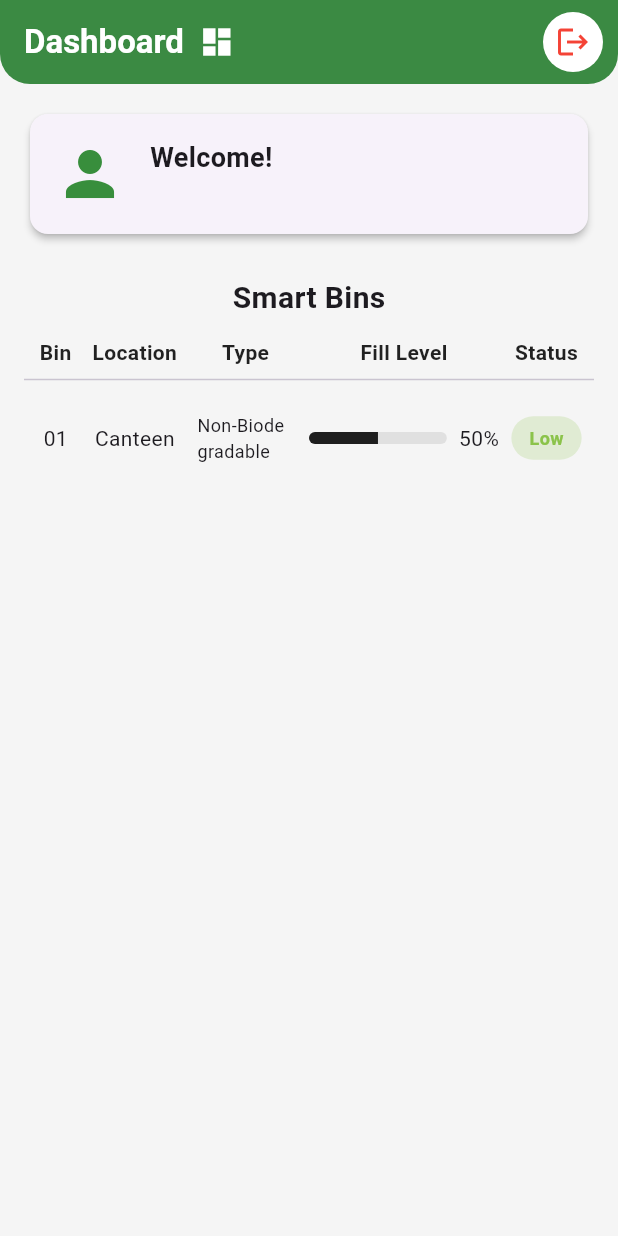
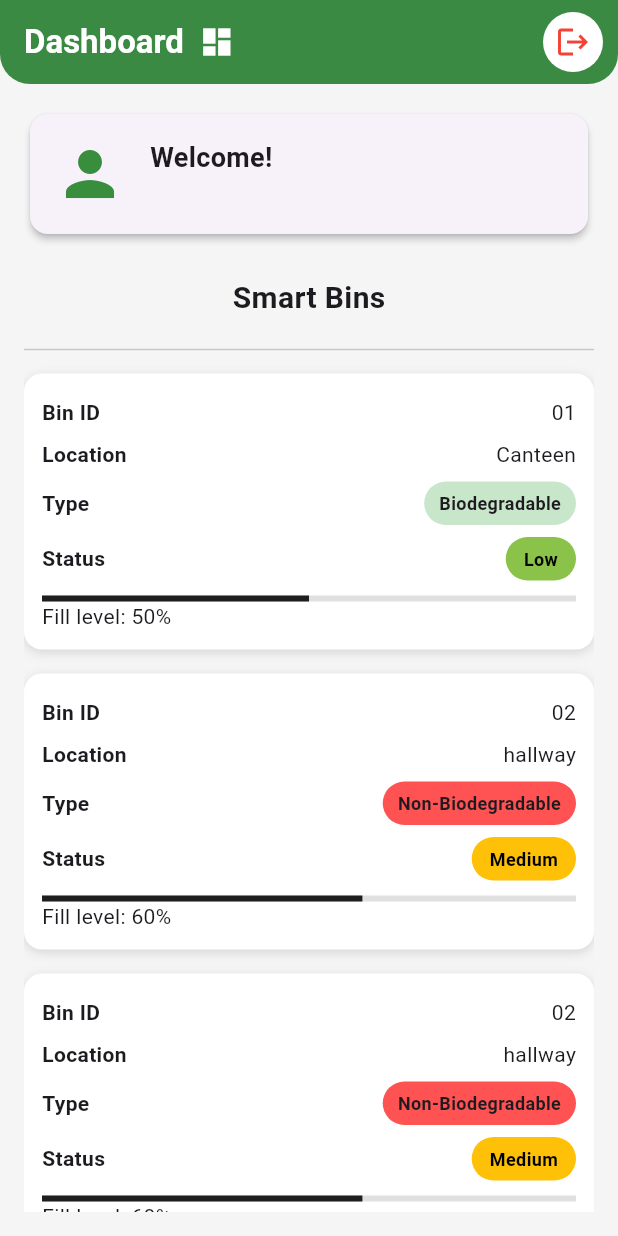
Before and after one commit to Kmontajas/Front-end-G6, a Flutter app: the screen it shows once a user with an empty profile is signed in, on a phone screen of 412 x 824 dp. Run offline on Flutter 3.47's test engine with Material 3 defaults, Android fonts, the phone set to English and light mode, and no system bars; our stand-ins replace firebase_auth, firebase_core; accounts and stored records are empty.

Commit message:
added responsive table

```diff
--- a/lib/components/bins/bin_status.dart
+++ b/lib/components/bins/bin_status.dart
@@ -11,13 +11,13 @@ class StatusTag extends StatelessWidget {
     return Container(
       padding: const EdgeInsets.symmetric(horizontal: 12, vertical: 6),
       decoration: BoxDecoration(
-        color: color.withOpacity(0.2),
+        color: color,
         borderRadius: BorderRadius.circular(20),
       ),
       child: Text(
         label,
         style: TextStyle(
-          color: color,
+          color: Colors.black,
           fontWeight: FontWeight.bold,
           fontSize: 12,
         ),
--- a/lib/components/bins/bin_type.dart
+++ b/lib/components/bins/bin_type.dart
@@ -12,7 +12,7 @@ class BinTypeTag extends StatelessWidget {
       case "Recyclable":
         return Colors.blue.shade100;
       case "Non-Biodegradable":
-        return Colors.grey.shade100;
+        return Colors.redAccent;
       default:
         return Colors.grey.shade200;
     }
@@ -26,7 +26,7 @@ class BinTypeTag extends StatelessWidget {
         color: getTypeCOlor(),
         borderRadius: BorderRadius.circular(20),
       ),
-      child: Text(type, style: const TextStyle(fontSize: 12)),
+      child: Text(type, style: const TextStyle(fontSize: 12, fontWeight: FontWeight.bold)),
     );
   }
 }
--- a/lib/components/bins/bins_row.dart
+++ b/lib/components/bins/bins_row.dart
@@ -37,14 +37,21 @@ class BinRow extends StatelessWidget {
 
   @override
   Widget build(BuildContext context) {
+    final width = MediaQuery.of(context).size.width;
+    final isMobile = width < 700;
+
     return InkWell(
-      // onTap: () {}, // navigation
+      // onTap: () {}, // navigation if needed
       child: Padding(
-        padding: const EdgeInsets.symmetric(vertical: 8),
-        child: Row(
+        padding: const EdgeInsetsGeometry.symmetric(vertical: 8),
+        child: isMobile ? _buildMobileLayout() : _buildDesktopLayout(),
+      ),
+    );
+  }
+
+  Widget _buildDesktopLayout() {
+    return Row(
       crossAxisAlignment: CrossAxisAlignment.center,
-          mainAxisAlignment: MainAxisAlignment.spaceEvenly,
-
       children: [
         Expanded(flex: 2, child: Center(child: Text(binId))),
         Expanded(flex: 3, child: Center(child: Text(location))),
@@ -81,7 +88,63 @@ class BinRow extends StatelessWidget {
           ),
         ),
       ],
+    );
+  }
+
+  Widget _buildMobileLayout() {
+    return Container(
+      padding: const EdgeInsets.all(12),
+      decoration: BoxDecoration(
+        color: Colors.white,
+        borderRadius: BorderRadius.circular(12),
+        boxShadow: [
+          BoxShadow(blurRadius: 5, color: Colors.black12, offset: Offset(0, 2)),
+        ],
       ),
+      child: Column(
+        crossAxisAlignment: CrossAxisAlignment.start,
+        children: [
+          _rowLabelValue("Bin ID", binId),
+          _rowLabelValue("Location", location),
+          _rowLabelWidget("Type", BinTypeTag(type: type)),
+          _rowLabelWidget(
+            "Status",
+            StatusTag(label: status, color: getStatusColor()),
+          ),
+          const SizedBox(height: 6),
+          LinearProgressIndicator(
+            value: fillLevel / 100,
+            backgroundColor: Colors.grey.shade300,
+            valueColor: AlwaysStoppedAnimation(Colors.black87),
+          ),
+          Text("Fill level: $fillLevel%"),
+        ],
+      ),
+    );
+  }
+
+  Widget _rowLabelValue(String label, String value) {
+    return Padding(
+      padding: const EdgeInsetsGeometry.symmetric(vertical: 4),
+      child: Row(
+        mainAxisAlignment: MainAxisAlignment.spaceBetween,
+        children: [
+          Text(label, style: TextStyle(fontWeight: FontWeight.bold)),
+          Text(value),
+        ],
+      ),
+    );
+  }
+
+  Widget _rowLabelWidget(String label, Widget widget) {
+    return Padding(
+      padding: const EdgeInsetsGeometry.symmetric(vertical: 4),
+      child: Row(
+        mainAxisAlignment: MainAxisAlignment.spaceBetween,
+        children: [
+          Text(label, style: const TextStyle(fontWeight: FontWeight.bold)),
+          widget,
+        ],
       ),
     );
   }
--- a/lib/pages/home_page.dart
+++ b/lib/pages/home_page.dart
@@ -12,6 +12,8 @@ class HomePage extends StatelessWidget {
   @override
   Widget build(BuildContext context) {
     final user = FirebaseAuth.instance.currentUser;
+    final width = MediaQuery.of(context).size.width;
+    final isMobile = width < 700;
 
     return Scaffold(
       appBar: AppBar(
@@ -89,9 +91,11 @@ class HomePage extends StatelessWidget {
                 style: TextStyle(fontSize: 20, fontWeight: FontWeight.bold),
               ),
               const SizedBox(height: 12),
+              Column(
+                children: [
+                  if (!isMobile)
                   Row(
                     crossAxisAlignment: CrossAxisAlignment.center,
-                mainAxisAlignment: MainAxisAlignment.spaceEvenly,
                     children: const [
                       Expanded(
                         flex: 2,
@@ -135,6 +139,8 @@ class HomePage extends StatelessWidget {
                       ),
                     ],
                   ),
+                ],
+              ),
               const Divider(),
 
               Expanded(
@@ -143,9 +149,44 @@ class HomePage extends StatelessWidget {
                     BinRow(
                       binId: "01",
                       location: "Canteen",
-                      type: "Non-Biodegradable",
+                      type: "Biodegradable",
                       fillLevel: 50,
                       status: "Low",
+                    ),
+                    BinRow(
+                      binId: "02",
+                      location: "hallway",
+                      type: "Non-Biodegradable",
+                      fillLevel: 60,
+                      status: "Medium",
+                    ),
+                    BinRow(
+                      binId: "02",
+                      location: "hallway",
+                      type: "Non-Biodegradable",
+                      fillLevel: 60,
+                      status: "Medium",
+                    ),
+                    BinRow(
+                      binId: "02",
+                      location: "hallway",
+                      type: "Non-Biodegradable",
+                      fillLevel: 60,
+                      status: "Medium",
+                    ),
+                    BinRow(
+                      binId: "02",
+                      location: "hallway",
+                      type: "Non-Biodegradable",
+                      fillLevel: 60,
+                      status: "Medium",
+                    ),
+                    BinRow(
+                      binId: "02",
+                      location: "hallway",
+                      type: "Non-Biodegradable",
+                      fillLevel: 60,
+                      status: "Medium",
                     ),
                   ],
                 ),
```
Lines whose indentation alone changed are shown as unchanged.
